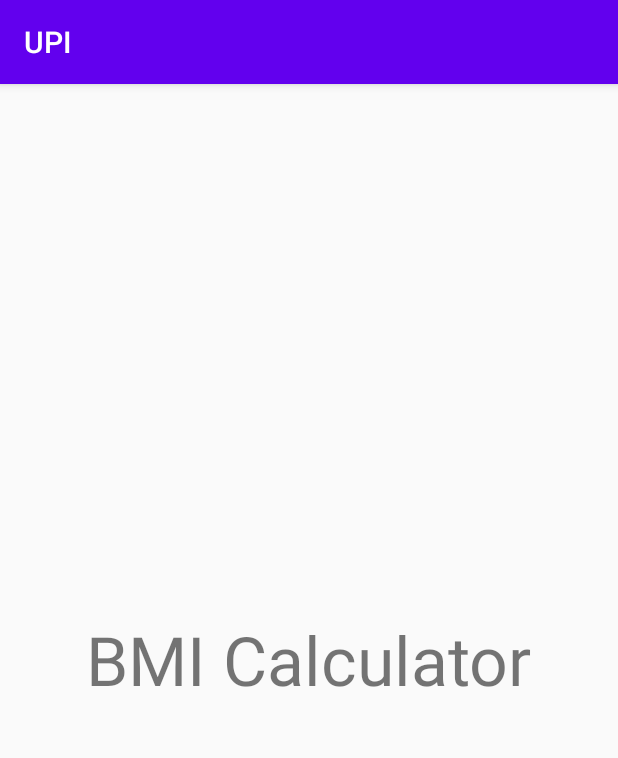
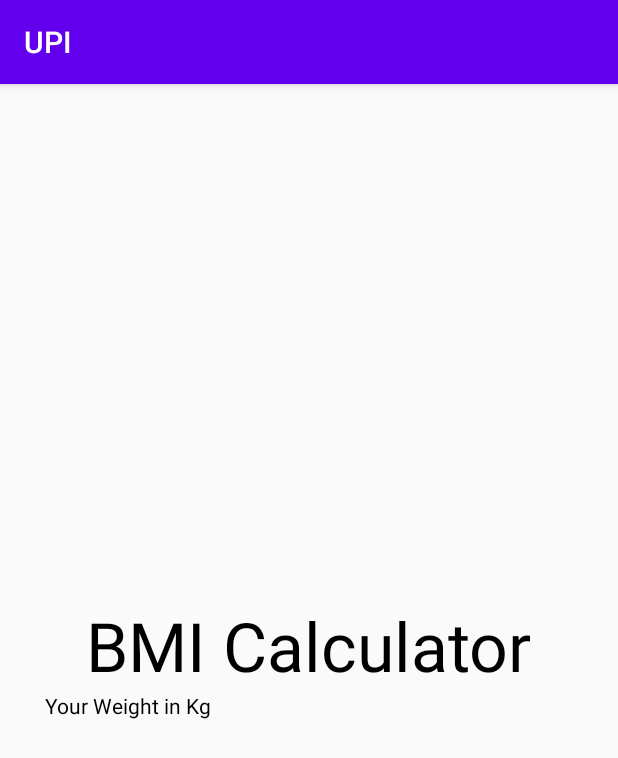
Before and after one commit to Mini-Project-GLAU-2020-21/Patient-s_Unique_Identification, an Android app: the Bmi screen opened directly, with no data from a screen before it, on a phone screen of 412 x 824 dp. Shown: the top 758 px of the screen. Run offline under Robolectric (Android 15) with nearby library versions, the phone set to English and light mode, and no system bars; Roboto replaces fonts that are not available here.

Commit message:
Initial Commit

```diff
--- a/app/src/main/res/layout/activity_bmi.xml
+++ b/app/src/main/res/layout/activity_bmi.xml
@@ -12,6 +12,14 @@
     android:layout_height="wrap_content"
     android:text="BMI Calculator"
     android:textSize="45sp"
+    android:textColor="#000"
     />
+    <TextView
+        android:layout_width="match_parent"
+        android:layout_height="wrap_content"
+        android:textColor="#000"
+        android:text="Your Weight in Kg"
+        android:layout_marginHorizontal="30dp"
+        />
 
 </LinearLayout>
```
